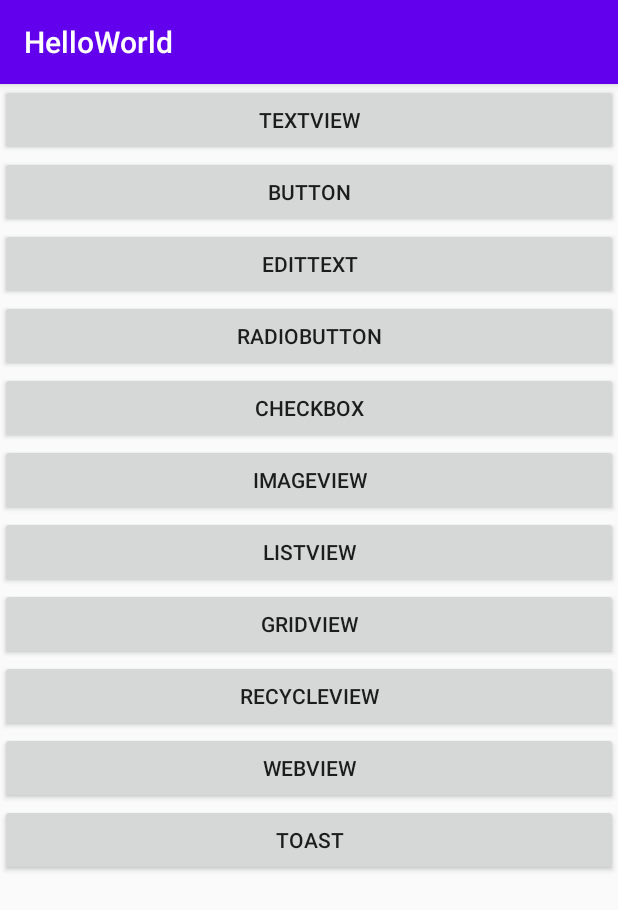
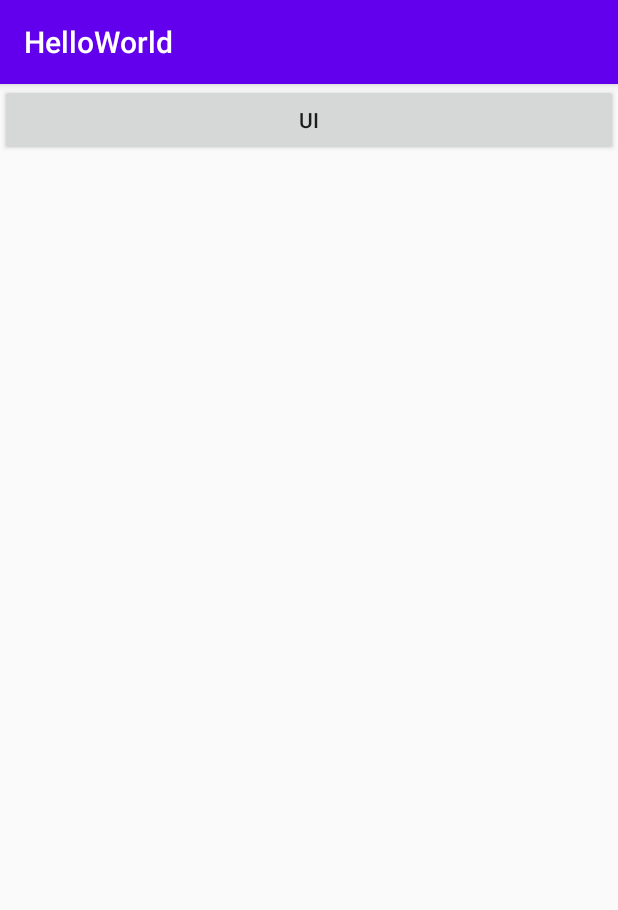
Before and after one commit to qianzongming/HelloWorld, an Android app: the screen it shows after launch (MainActivity), on a phone screen of 412 x 824 dp. Shown: the top 910 px of the screen. Run offline under Robolectric (Android 15) with nearby library versions, the phone set to English and light mode, and no system bars.

Commit message:
refactor, new launch activity and change the old launch activity to a secondary activity

```diff
--- a/app/src/main/java/com/qianzm/helloworld/MainActivity.java
+++ b/app/src/main/java/com/qianzm/helloworld/MainActivity.java
@@ -6,134 +6,28 @@ import android.content.Intent;
 import android.os.Bundle;
 import android.view.View;
 import android.widget.Button;
-import android.widget.ImageView;
-import android.widget.TextView;
-
-import com.qianzm.helloworld.gridview.GridViewActivity;
-import com.qianzm.helloworld.listview.ListViewActivity;
-import com.qianzm.helloworld.recyclerview.RecyclerViewActivity;
 
 public class MainActivity extends AppCompatActivity {
-
-    private Button mBtnTextView;
-    private Button mBtnButton;
-    private Button mBtnEditText;
-    private Button mBtnRadioButton;
-    private Button mBtnCheckBox;
-    private Button mBtnImageView;
-    private Button mBtnListview;
-    private Button mBtnGridview;
-    private Button mBtnRecycleview;
-    private Button mBtnWebview,mBtnToast;
-
+    private Button mBtnUI;
 
     @Override
     protected void onCreate(Bundle savedInstanceState) {
         super.onCreate(savedInstanceState);
         setContentView(R.layout.activity_main);
+        OnClick onClick = new OnClick();
+        mBtnUI = findViewById(R.id.btn_ui);
+        mBtnUI.setOnClickListener(onClick);
+    }
 
-        mBtnTextView = findViewById(R.id.btn_textview);
-        mBtnTextView.setOnClickListener(new View.OnClickListener() {
-            @Override
-            public void onClick(View v) {
-                Intent intent = new Intent(MainActivity.this,TextViewActivity.class);
-                startActivity(intent);
+    class OnClick implements View.OnClickListener{
+        @Override
+        public void onClick(View v) {
+            switch(v.getId()){
+                case R.id.btn_ui:
+                    Intent intent = new Intent(MainActivity.this, UIActivity.class);
+                    startActivity(intent);
+                    break;
             }
-        });
-
-        mBtnButton = findViewById(R.id.btn_button);
-        mBtnButton.setOnClickListener(new View.OnClickListener() {
-            @Override
-            public void onClick(View v) {
-                Intent intent = new Intent(MainActivity.this,ButtonActivity.class);
-                startActivity(intent);
-            }
-        });
-
-
-        mBtnEditText = findViewById(R.id.btn_edittext);
-        mBtnEditText.setOnClickListener(new View.OnClickListener() {
-            @Override
-            public void onClick(View v) {
-                Intent intent = new Intent(MainActivity.this,EditTextActivity.class);
-                startActivity(intent);
-            }
-        });
-
-        mBtnRadioButton = findViewById(R.id.btn_radiobutton);
-        mBtnRadioButton.setOnClickListener(new View.OnClickListener() {
-            @Override
-            public void onClick(View v) {
-                Intent intent = new Intent(MainActivity.this,RadioButtonActivity.class);
-                startActivity(intent);
-            }
-        });
-
-        mBtnCheckBox = findViewById(R.id.btn_checkbox);
-        mBtnCheckBox.setOnClickListener(new View.OnClickListener() {
-            @Override
-            public void onClick(View v) {
-                Intent intent = new Intent(MainActivity.this,CheckBoxActivity.class);
-                startActivity(intent);
-            }
-        });
-
-        mBtnImageView = findViewById(R.id.btn_imageview);
-        mBtnImageView.setOnClickListener(new View.OnClickListener() {
-            @Override
-            public void onClick(View v) {
-                Intent intent = new Intent(MainActivity.this, ImageViewActivity.class);
-                startActivity(intent);
-            }
-        });
-
-        mBtnListview = findViewById(R.id.btn_listview);
-        mBtnListview.setOnClickListener(new View.OnClickListener() {
-            @Override
-            public void onClick(View v) {
-                Intent intent = new Intent(MainActivity.this, ListViewActivity.class);
-                startActivity(intent);
-            }
-        });
-
-
-        mBtnGridview = findViewById(R.id.btn_gridview);
-        mBtnGridview.setOnClickListener(new View.OnClickListener() {
-            @Override
-            public void onClick(View v) {
-                Intent intent = new Intent(MainActivity.this, GridViewActivity.class);
-                startActivity(intent);
-            }
-        });
-
-        mBtnRecycleview = findViewById(R.id.btn_recyclerview);
-        mBtnRecycleview.setOnClickListener(new View.OnClickListener() {
-            @Override
-            public void onClick(View v) {
-                Intent intent = new Intent(MainActivity.this, RecyclerViewActivity.class);
-                startActivity(intent);
-            }
-        });
-
-
-        mBtnWebview = findViewById(R.id.btn_webview);
-        mBtnWebview.setOnClickListener(new View.OnClickListener() {
-            @Override
-            public void onClick(View v) {
-                Intent intent = new Intent(MainActivity.this, WebViewActivity.class);
-                startActivity(intent);
-            }
-        });
-
-        mBtnToast = findViewById(R.id.btn_toast);
-        mBtnToast.setOnClickListener(new View.OnClickListener() {
-            @Override
-            public void onClick(View v) {
-                Intent intent = new Intent(MainActivity.this, ToastActivity.class);
-                startActivity(intent);
-            }
-        });
-
-
+        }
     }
 }
--- a/app/src/main/java/com/qianzm/helloworld/listview/MyListAdapter.java
+++ b/app/src/main/java/com/qianzm/helloworld/listview/MyListAdapter.java
@@ -9,7 +9,6 @@ import android.widget.ImageView;
 import android.widget.TextView;
 
 import com.bumptech.glide.Glide;
-import com.qianzm.helloworld.MainActivity;
 import com.qianzm.helloworld.R;
 
 public class MyListAdapter extends BaseAdapter {
--- a/app/src/main/res/layout/activity_main.xml
+++ b/app/src/main/res/layout/activity_main.xml
@@ -1,82 +1,14 @@
 <?xml version="1.0" encoding="utf-8"?>
-<ScrollView xmlns:android="http://schemas.android.com/apk/res/android"
+<LinearLayout xmlns:android="http://schemas.android.com/apk/res/android"
     xmlns:tools="http://schemas.android.com/tools"
     android:layout_width="match_parent"
     android:layout_height="match_parent"
-    >
+    android:orientation="vertical"
+    tools:context=".MainActivity">
 
-    <LinearLayout
+    <Button android:id="@+id/btn_ui"
         android:layout_width="match_parent"
         android:layout_height="wrap_content"
-        android:orientation="vertical">
-
-        <Button android:id="@+id/btn_textview"
-            android:layout_height="wrap_content"
-            android:layout_width="match_parent"
-            android:text="TextView">
-
-        </Button>
-        <Button android:id="@+id/btn_button"
-            android:layout_height="wrap_content"
-            android:layout_width="match_parent"
-            android:text="Button">
-        </Button>
-
-        <Button android:id="@+id/btn_edittext"
-            android:layout_height="wrap_content"
-            android:layout_width="match_parent"
-            android:text="EditText">
-        </Button>
-
-        <Button android:id="@+id/btn_radiobutton"
-            android:layout_height="wrap_content"
-            android:layout_width="match_parent"
-            android:text="RadioButton">
-        </Button>
-
-        <Button android:id="@+id/btn_checkbox"
-            android:layout_height="wrap_content"
-            android:layout_width="match_parent"
-            android:text="CheckBox">
-        </Button>
-
-        <Button android:id="@+id/btn_imageview"
-            android:layout_height="wrap_content"
-            android:layout_width="match_parent"
-            android:text="ImageView">
-        </Button>
-
-        <Button android:id="@+id/btn_listview"
-            android:layout_height="wrap_content"
-            android:layout_width="match_parent"
-            android:text="ListView">
-        </Button>
-
-        <Button android:id="@+id/btn_gridview"
-            android:layout_height="wrap_content"
-            android:layout_width="match_parent"
-            android:text="gridview">
-        </Button>
-        <Button android:id="@+id/btn_recyclerview"
-            android:layout_height="wrap_content"
-            android:layout_width="match_parent"
-            android:text="recycleview">
-        </Button>
-
-        <Button android:id="@+id/btn_webview"
-            android:layout_height="wrap_content"
-            android:layout_width="match_parent"
-            android:text="webview">
-        </Button>
-
-        <Button android:id="@+id/btn_toast"
-            android:layout_height="wrap_content"
-            android:layout_width="match_parent"
-            android:text="toast">
-        </Button>
-    </LinearLayout>
-
-
-
-
-</ScrollView>
+        android:text="UI"
+        android:textAllCaps="false"/>
+</LinearLayout>
```
Also changed, not shown: app/src/main/AndroidManifest.xml (+9 -7 lines), app/src/main/java/com/qianzm/helloworld/UIActivity.java (added, +137 -0 lines), app/src/main/res/layout/activity_ui.xml (added, +82 -0 lines).
